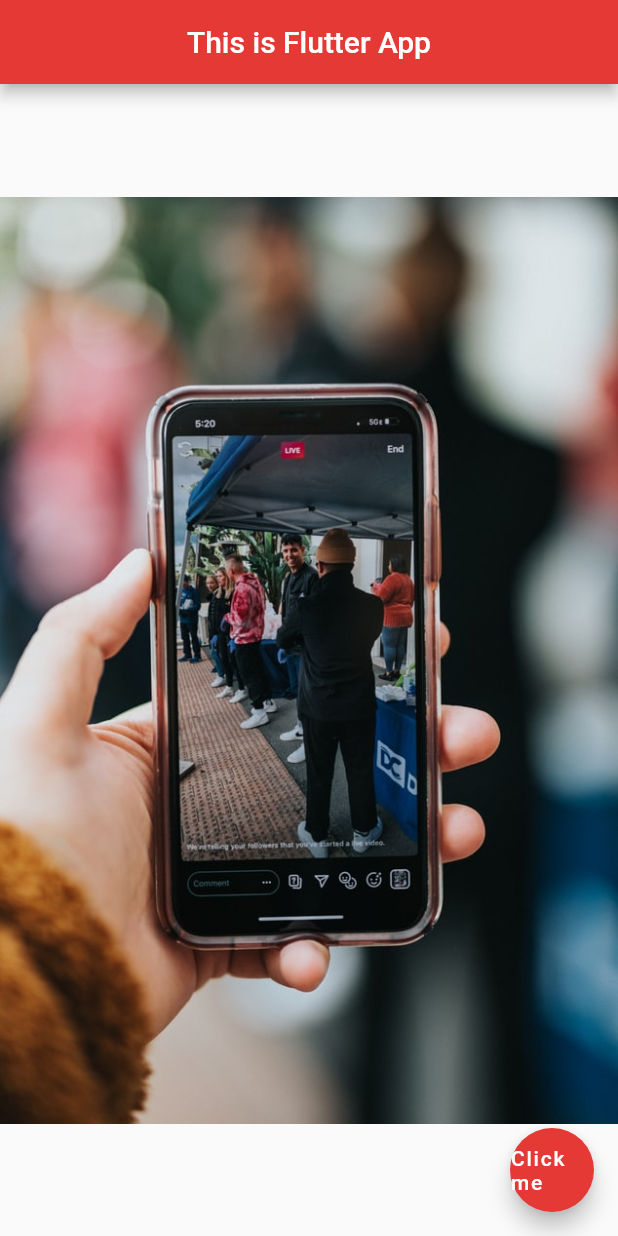
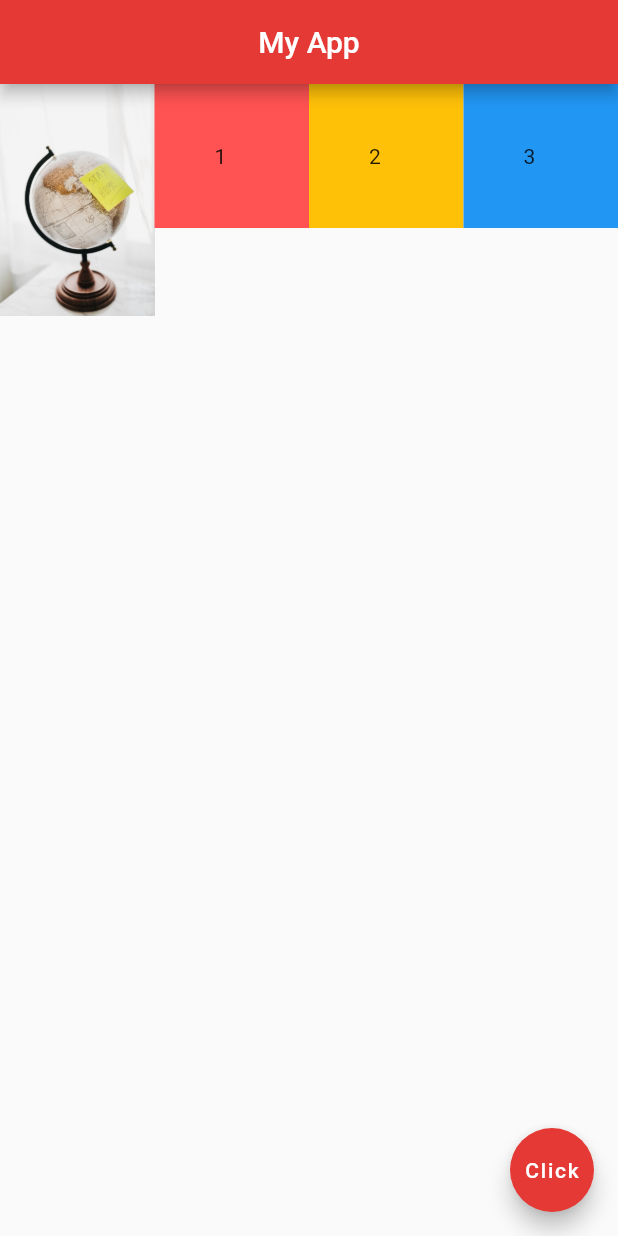
Before and after one commit to itzhayder/Flutter-Learning, a Flutter app: the screen it shows after launch, on a phone screen of 412 x 824 dp. Run offline on Flutter 3.47's test engine with Material 2 defaults, Android fonts, the phone set to English and light mode, and no system bars.

Commit message:
All basic done up to #14 video

```diff
--- a/lib/main.dart
+++ b/lib/main.dart
@@ -9,16 +9,41 @@ class Home extends StatelessWidget {
   Widget build(BuildContext context) {
     return Scaffold(
       appBar: AppBar(
-        title: Text("This is Flutter App"),
+        title: Text("My App"),
         centerTitle: true,
         backgroundColor: Colors.red[600],
       ),
-      body: Center(
-        child: Image.asset('assets/photo-2.jpg')
+      body: Row(
+        crossAxisAlignment: CrossAxisAlignment.start,
+        children: <Widget>[
+          Expanded(child: Image.asset('assets/photo-1.jpg')),
+          Expanded(
+            child: Container(
+              padding: EdgeInsets.all(40.0),
+              color: Colors.redAccent,
+              child: Text("1"),
+            ),
+          ),
+          Expanded(
+            child: Container(
+              padding: EdgeInsets.all(40.0),
+              color: Colors.amber,
+              child: Text("2"),
+            ),
+          ),
+          Expanded(
+            child: Container(
+              padding: EdgeInsets.all(40.0),
+              color: Colors.blue,
+              child: Text("3"),
+            ),
+          ),
+        ],
       ),
       floatingActionButton: FloatingActionButton(
+        onPressed: () {},
         child: Center(
-          child: Text("Click me"),
+          child: Text("Click"),
         ),
         backgroundColor: Colors.red[600],
       ),
```
